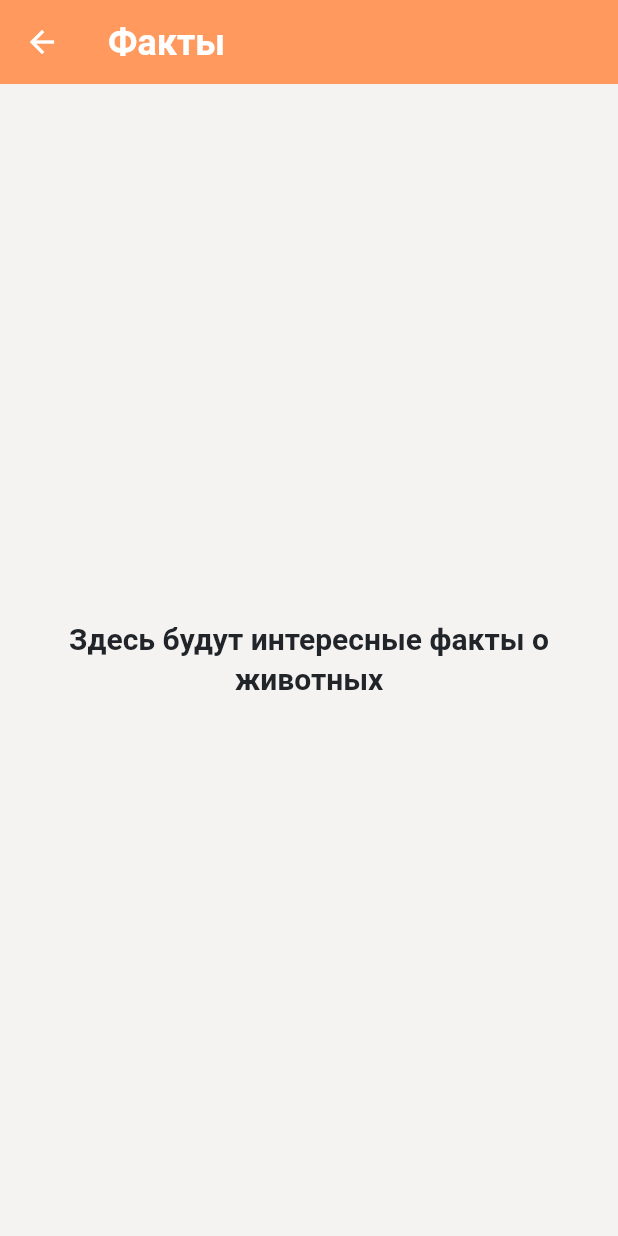
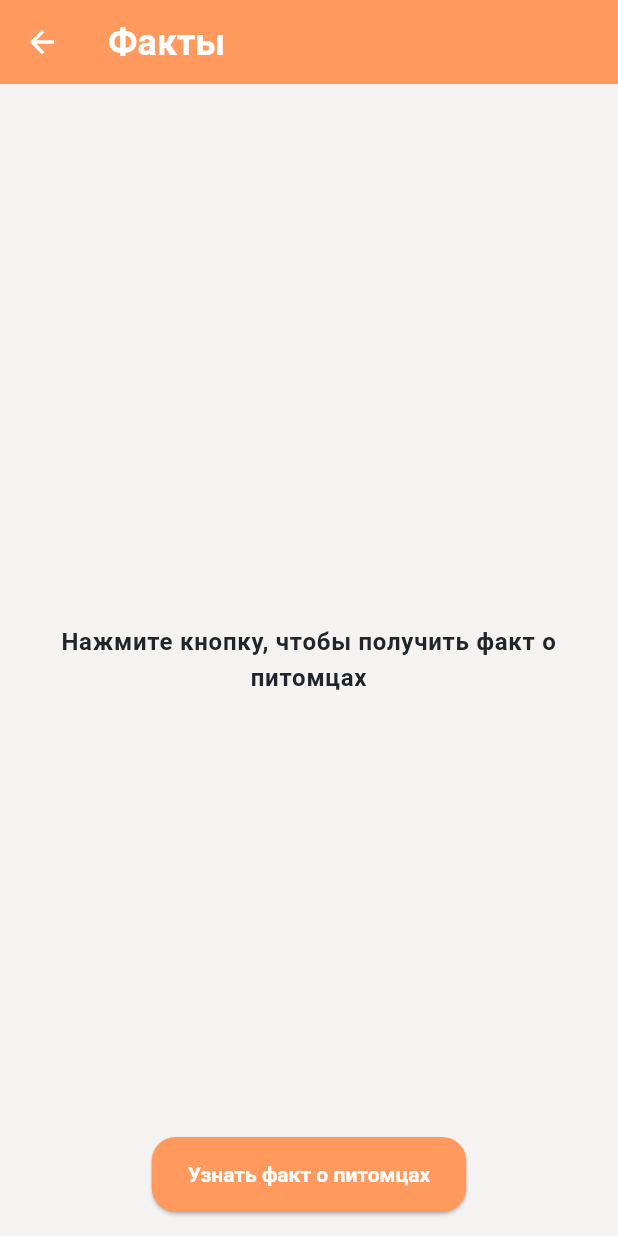
Before and after one commit to hzfty/PetMaster, a Flutter app: the FactsScreen screen opened directly, on a phone screen of 412 x 824 dp. Run offline on Flutter 3.47's test engine with Material 3 defaults, Android fonts, the phone set to English and light mode, and no system bars; our stand-ins replace bloc, cloud_firestore, dotted_border, equatable, firebase_auth, firebase_core and 8 more; accounts and stored records are empty.

Commit message:
Feat: Generate Dog Facts via API on Facts Page

```diff
--- a/lib/presentation/screens/facts_screen.dart
+++ b/lib/presentation/screens/facts_screen.dart
@@ -1,7 +1,37 @@
 import 'package:flutter/material.dart';
+import 'package:http/http.dart' as http;
+import 'dart:convert';
 import 'package:petmaster_app/core/theme/app_colors.dart';
 
-class FactsScreen extends StatelessWidget {
+class FactsScreen extends StatefulWidget {
+  @override
+  _FactsScreenState createState() => _FactsScreenState();
+}
+
+class _FactsScreenState extends State<FactsScreen>
+    with SingleTickerProviderStateMixin {
+  String _dogFact = '';
+  final String _yandexApiKey = 'AQVN2xDDILBH0zh4gf_kDqmzlUYATnIXmtLEKuBs';
+  late AnimationController _controller;
+  late Animation<double> _fadeAnimation;
+
+  @override
+  void initState() {
+    super.initState();
+    _controller = AnimationController(
+      duration: const Duration(seconds: 1),
+      vsync: this,
+    );
+    _fadeAnimation = CurvedAnimation(parent: _controller, curve: Curves.easeIn);
+    _controller.forward(); // Инициализируем анимацию
+  }
+
+  @override
+  void dispose() {
+    _controller.dispose();
+    super.dispose();
+  }
+
   @override
   Widget build(BuildContext context) {
     return Scaffold(
@@ -15,13 +45,112 @@ class FactsScreen extends StatelessWidget {
         ),
         centerTitle: false,
       ),
-      body: Center(
-        child: Text(
-          'Здесь будут интересные факты о животных',
-          style: Theme.of(context).textTheme.headlineSmall,
-          textAlign: TextAlign.center,
-        ),
+      body: Stack(
+        children: [
+          Center(
+            child: Padding(
+              padding: const EdgeInsets.symmetric(horizontal: 16.0),
+              child: FadeTransition(
+                opacity: _fadeAnimation,
+                child: Text(
+                  _dogFact.isEmpty
+                      ? 'Нажмите кнопку, чтобы получить факт о питомцах'
+                      : _dogFact,
+                  style: Theme.of(context)
+                      .textTheme
+                      .bodyLarge
+                      ?.copyWith(fontWeight: FontWeight.bold),
+                  textAlign: TextAlign.center,
+                ),
+              ),
+            ),
+          ),
+          Align(
+            alignment: Alignment.bottomCenter,
+            child: Padding(
+              padding: const EdgeInsets.all(16.0),
+              child: ElevatedButton(
+                onPressed: () {
+                  _getDogFact();
+                },
+                child: Text('Узнать факт о питомцах'),
+                style: ElevatedButton.styleFrom(
+                  minimumSize: Size(0, 50),
+                  padding: EdgeInsets.symmetric(horizontal: 24.0),
+                  backgroundColor: AppColors.primary,
+                  foregroundColor: AppColors.white,
+                  shape: RoundedRectangleBorder(
+                    borderRadius: BorderRadius.circular(16),
+                  ),
+                ),
+              ),
+            ),
+          ),
+        ],
       ),
     );
   }
+
+  Future<void> _getDogFact() async {
+    final url = Uri.parse('https://dogapi.dog/api/v2/facts');
+    try {
+      final response = await http.get(url);
+      if (response.statusCode == 200) {
+        final data = json.decode(
+            utf8.decode(response.bodyBytes)); // Используем правильную кодировку
+        String fact =
+            data['data'][0]['attributes']['body'] ?? 'Не удалось получить факт';
+        await _translateFact(fact);
+        _controller.forward(from: 0); // Запускаем анимацию
+      } else {
+        setState(() {
+          _dogFact = 'Ошибка при получении факта';
+        });
+      }
+    } catch (e) {
+      setState(() {
+        _dogFact = 'Ошибка: ${e.toString()}';
+      });
+    }
+  }
+
+  Future<void> _translateFact(String fact) async {
+    final translateUrl = Uri.parse(
+        'https://translate.api.cloud.yandex.net/translate/v2/translate');
+    try {
+      final response = await http.post(
+        translateUrl,
+        headers: {
+          'Content-Type': 'application/json',
+          'Authorization': 'Api-Key $_yandexApiKey',
+        },
+        body: json.encode({
+          'targetLanguageCode': 'ru',
+          'texts': [fact],
+        }),
+      );
+
+      if (response.statusCode == 200) {
+        final translatedData = json.decode(
+            utf8.decode(response.bodyBytes)); // Используем правильную кодировку
+        setState(() {
+          _dogFact = translatedData['translations'][0]['text'] ??
+              'Не удалось перевести факт';
+        });
+        _controller.forward(
+            from: 0); // Запускаем анимацию для переведенного текста
+      } else {
+        setState(() {
+          _dogFact =
+              'Ошибка при переводе факта: ${utf8.decode(response.bodyBytes)}';
+        });
+      }
+    } catch (e) {
+      setState(() {
+        _dogFact = 'Ошибка при переводе: ${e.toString()}';
+      });
+    }
+  }
 }
+
+// Note: Added fade animation for the text when a new fact is displayed and updated text style to be bolder. Fixed initialization issue with late animation by triggering forward on initState.
```
